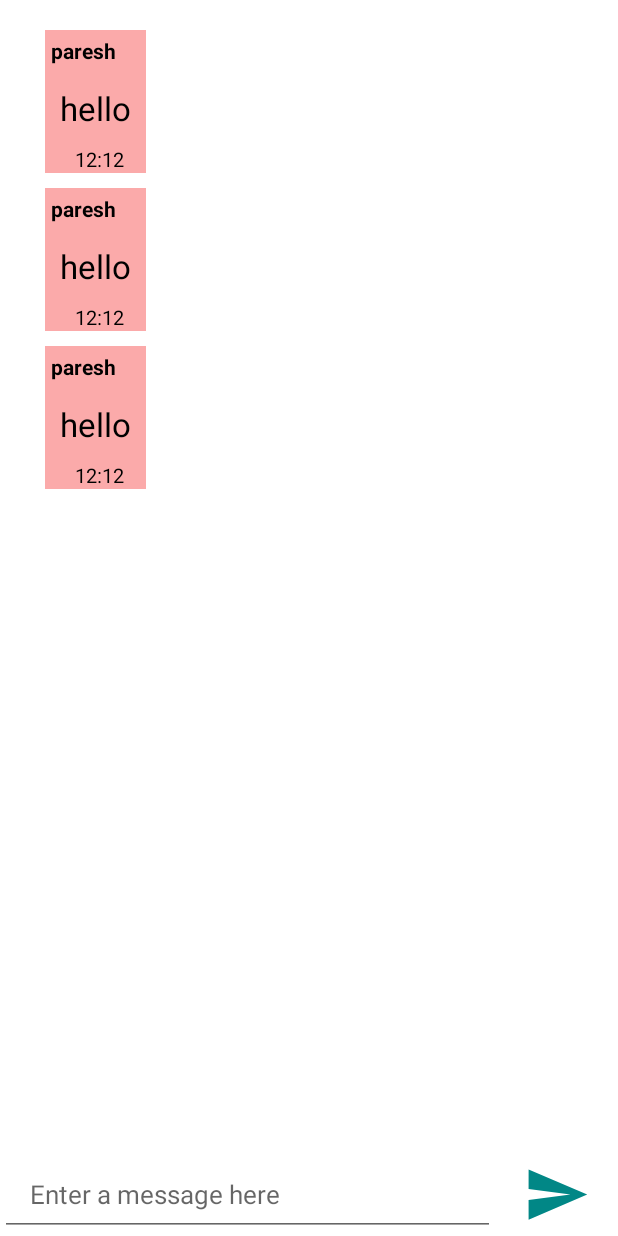
After one commit to pareshsahoo902/firebaseApp, an Android app: the layout activity_chat.xml on its own in the app's theme, with its tools: preview values and no code run, on a phone screen of 412 x 824 dp. The commit adds this screen. Run offline under Robolectric (Android 15) with nearby library versions, the phone set to English and light mode, and no system bars.

Commit message:
relatime db

```diff
--- a/app/build.gradle
+++ b/app/build.gradle
@@ -42,5 +42,11 @@ dependencies {
     androidTestImplementation 'androidx.test.espresso:espresso-core:3.4.0'
     implementation 'com.google.firebase:firebase-auth'
 
+
+    implementation 'com.google.firebase:firebase-database:19.6.0'
+    implementation 'com.firebaseui:firebase-ui-database:7.2.0'
+
+//    implementation 'com.firebaseui:firebase-ui-database:3.1.3'
+
     implementation platform('com.google.firebase:firebase-bom:28.3.0')
 }
--- a/app/src/main/java/com/demoapp/firebaseap/MainActivity.java
+++ b/app/src/main/java/com/demoapp/firebaseap/MainActivity.java
@@ -10,6 +10,8 @@ import android.widget.Button;
 import com.demoapp.firebaseap.Authentication.LoginActivity;
 import com.demoapp.firebaseap.Authentication.RegisterActivity;
 import com.google.firebase.auth.FirebaseAuth;
+
+//ProfileScreen
 
 public class MainActivity extends AppCompatActivity {
     Button logoout;
--- /dev/null
+++ b/app/src/main/res/drawable/ic_baseline_send_24.xml
@@ -0,0 +1,11 @@
+<vector xmlns:android="http://schemas.android.com/apk/res/android"
+    android:width="24dp"
+    android:height="24dp"
+    android:viewportWidth="24"
+    android:viewportHeight="24"
+    android:tint="?attr/colorControlNormal"
+    android:autoMirrored="true">
+  <path
+      android:fillColor="@android:color/white"
+      android:pathData="M2.01,21L23,12 2.01,3 2,10l15,2 -15,2z"/>
+</vector>
--- /dev/null
+++ b/app/src/main/res/layout/activity_chat.xml
@@ -0,0 +1,48 @@
+<?xml version="1.0" encoding="utf-8"?>
+<RelativeLayout xmlns:android="http://schemas.android.com/apk/res/android"
+    xmlns:app="http://schemas.android.com/apk/res-auto"
+    xmlns:tools="http://schemas.android.com/tools"
+    android:layout_width="match_parent"
+    android:layout_height="match_parent"
+    tools:context=".ChatScreen.ChatActivity">
+
+    <androidx.recyclerview.widget.RecyclerView
+        android:id="@+id/chatRecycler"
+        android:layout_width="match_parent"
+        android:layout_height="match_parent"
+        android:layout_above="@+id/chatMessage"
+
+        android:padding="10dp"
+        tools:listitem="@layout/chat_item"
+        app:reverseLayout="true"
+        />
+
+    <LinearLayout
+        android:id="@+id/chatMessage"
+        android:layout_width="match_parent"
+        android:layout_height="55dp"
+        android:orientation="horizontal"
+        android:layout_alignParentBottom="true"
+        android:weightSum="1"
+        >
+        <EditText
+            android:id="@+id/chatText"
+            android:layout_width="match_parent"
+            android:layout_height="match_parent"
+            android:layout_weight="0.2"
+            android:hint="Enter a message here"
+            android:textSize="17dp"
+            android:paddingStart="20dp"
+            />
+        <ImageView
+            android:id="@+id/send"
+            android:layout_width="match_parent"
+            android:layout_height="match_parent"
+            android:src="@drawable/ic_baseline_send_24"
+            android:tint="@color/teal_700"
+            android:layout_weight="0.8"
+            android:padding="5dp"
+            />
+    </LinearLayout>
+
+</RelativeLayout>
--- a/app/src/main/res/layout/activity_main.xml
+++ b/app/src/main/res/layout/activity_main.xml
@@ -19,6 +19,8 @@
         android:id="@+id/logoout"
         android:layout_width="match_parent"
         android:layout_height="wrap_content"
+        android:layout_marginBottom="50dp"
         android:text="SingOUt"
+        android:layout_alignParentBottom="true"
         />
 </RelativeLayout>
--- /dev/null
+++ b/app/src/main/res/layout/chat_item.xml
@@ -0,0 +1,45 @@
+<?xml version="1.0" encoding="utf-8"?>
+<RelativeLayout xmlns:android="http://schemas.android.com/apk/res/android"
+    android:layout_width="wrap_content"
+    android:layout_height="wrap_content"
+    android:layout_marginLeft="20dp"
+    android:layout_marginTop="10dp"
+    android:background="#FBAAAA">
+
+    <TextView
+        android:id="@+id/sender"
+        android:layout_width="wrap_content"
+        android:layout_height="wrap_content"
+        android:layout_margin="4dp"
+        android:textStyle="bold"
+        android:textSize="14sp"
+        android:text="paresh"
+        android:textColor="@color/black"
+        />
+
+    <TextView
+        android:id="@+id/text"
+        android:layout_width="wrap_content"
+        android:layout_height="wrap_content"
+        android:layout_margin="10dp"
+        android:textSize="22sp"
+        android:layout_below="@+id/sender"
+        android:text="hello"
+        android:textColor="@color/black"
+        />
+    <TextView
+        android:id="@+id/time"
+        android:layout_width="wrap_content"
+        android:layout_height="wrap_content"
+        android:layout_below="@+id/text"
+        android:textSize="13sp"
+        android:layout_marginLeft="20dp"
+        android:text="12:12"
+        android:textColor="@color/black"
+        />
+
+
+
+
+
+</RelativeLayout>
```
Also changed, not shown: app/src/main/AndroidManifest.xml (+4 -5 lines), app/src/main/java/com/demoapp/firebaseap/Authentication/LoginActivity.java (+8 -2 lines), app/src/main/java/com/demoapp/firebaseap/Authentication/RegisterActivity.java (+30 -2 lines), app/src/main/java/com/demoapp/firebaseap/ChatScreen/ChatActivity.java (added, +123 -0 lines), app/src/main/java/com/demoapp/firebaseap/ChatScreen/ChatScreenModel.java (added, +49 -0 lines), app/src/main/java/com/demoapp/firebaseap/ChatScreen/ChatViewHolder.java (added, +22 -0 lines).
